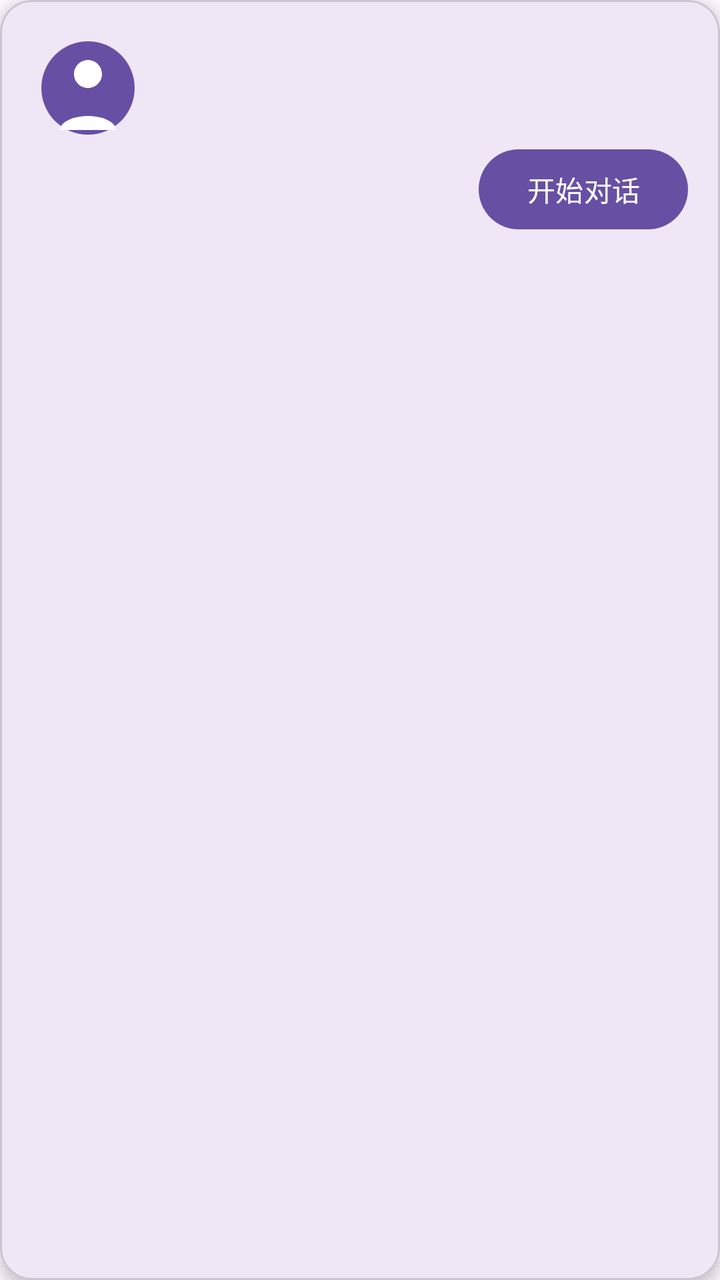
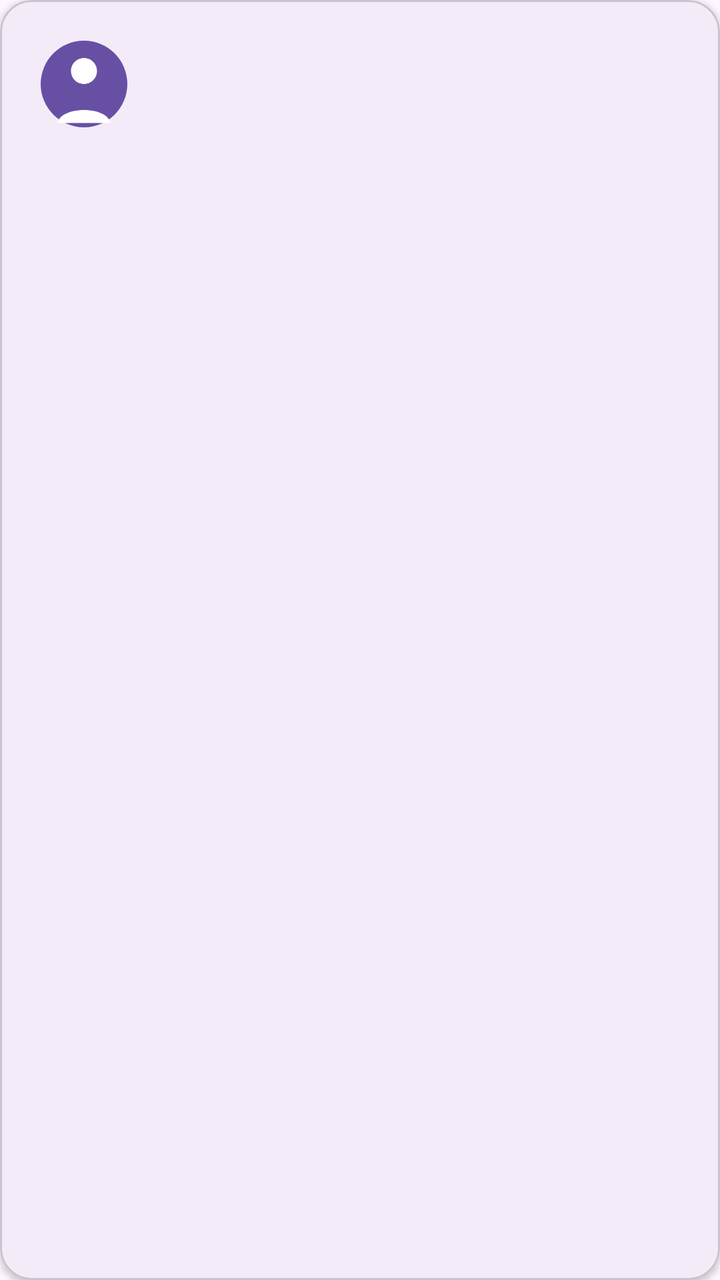

The first picture is an Android layout as it rendered before a commit; the second is the same layout after the commit. The layout source and the unified diff follow.
<!-- AndroidManifest.xml: application theme Theme.NexentApp -->
<!-- res/layout/item_agent.xml -->
<?xml version="1.0" encoding="utf-8"?>
<com.google.android.material.card.MaterialCardView
    xmlns:android="http://schemas.android.com/apk/res/android"
    xmlns:app="http://schemas.android.com/apk/res-auto"
    android:layout_width="match_parent"
    android:layout_height="wrap_content"
    android:layout_marginBottom="12dp"
    app:cardCornerRadius="16dp"
    app:cardElevation="4dp">

    <androidx.constraintlayout.widget.ConstraintLayout
        android:layout_width="match_parent"
        android:layout_height="wrap_content"
        android:padding="16dp">

        <ImageView
            android:id="@+id/iv_avatar"
            android:layout_width="56dp"
            android:layout_height="56dp"
            android:src="@drawable/ic_avatar_placeholder"
            app:layout_constraintStart_toStartOf="parent"
            app:layout_constraintTop_toTopOf="parent" />

        <TextView
            android:id="@+id/tv_agent_name"
            android:layout_width="0dp"
            android:layout_height="wrap_content"
            android:layout_marginStart="12dp"
            android:textColor="@color/text_primary"
            android:textSize="18sp"
            android:textStyle="bold"
            app:layout_constraintEnd_toEndOf="parent"
            app:layout_constraintStart_toEndOf="@id/iv_avatar"
            app:layout_constraintTop_toTopOf="@id/iv_avatar" />

        <TextView
            android:id="@+id/tv_agent_description"
            android:layout_width="0dp"
            android:layout_height="wrap_content"
            android:layout_marginStart="12dp"
            android:layout_marginTop="2dp"
            android:ellipsize="end"
            android:maxLines="1"
            android:textColor="@color/text_secondary"
            android:textSize="12sp"
            app:layout_constraintEnd_toEndOf="parent"
            app:layout_constraintStart_toEndOf="@id/iv_avatar"
            app:layout_constraintTop_toBottomOf="@id/tv_agent_name" />

        <com.google.android.material.button.MaterialButton
            android:id="@+id/btn_start_chat"
            android:layout_width="wrap_content"
            android:layout_height="wrap_content"
            android:layout_marginTop="12dp"
            android:text="@string/start_chat"
            android:textSize="14sp"
            app:layout_constraintEnd_toEndOf="parent"
            app:layout_constraintTop_toBottomOf="@id/tv_agent_description" />

    </androidx.constraintlayout.widget.ConstraintLayout>

</com.google.android.material.card.MaterialCardView>
<!-- resources referenced by this layout -->
<resources>
  <color name="text_primary">#1C1B1F</color>
  <color name="text_secondary">#938F99</color>
  <!-- drawable ic_avatar_placeholder (drawable) -->
  <?xml version="1.0" encoding="utf-8"?>
  <vector xmlns:android="http://schemas.android.com/apk/res/android"
      android:width="48dp"
      android:height="48dp"
      android:viewportWidth="48"
      android:viewportHeight="48">
      <path
          android:fillColor="#6750A4"
          android:pathData="M24,24m-20,0a20,20 0,1 1,40 0a20,20 0,1 1,-40 0" />
      <path
          android:fillColor="#FFFFFF"
          android:pathData="M24,12c-3.3,0-6,2.7-6,6s2.7,6 6,6 6-2.7 6-6-2.7-6-6-6zM24,36c-6.6,0-12,2.7-12,6h24c0-3.3-5.4-6-12-6z" />
  </vector>
  <string name="start_chat">开始对话</string>
  <style name="Theme.NexentApp" parent="Theme.Material3.DayNight.NoActionBar">
          <item name="colorPrimary">@color/primary</item>
          <item name="colorOnPrimary">@color/on_primary</item>
          <item name="colorSecondary">@color/secondary</item>
          <item name="android:statusBarColor">@android:color/transparent</item>
      </style>
  <color name="primary">#6750A4</color>
  <color name="on_primary">#FFFFFF</color>
  <color name="secondary">#625B71</color>
</resources>

<!-- the commit's change to res/layout/item_agent.xml (unified diff, before → after) -->
@@ -5,8 +5,11 @@
     android:layout_width="match_parent"
     android:layout_height="wrap_content"
     android:layout_marginBottom="12dp"
+    android:clickable="true"
+    android:focusable="true"
+    android:foreground="?attr/selectableItemBackground"
     app:cardCornerRadius="16dp"
-    app:cardElevation="4dp">
+    app:cardElevation="2dp">
 
     <androidx.constraintlayout.widget.ConstraintLayout
         android:layout_width="match_parent"
@@ -15,9 +18,10 @@
 
         <ImageView
             android:id="@+id/iv_avatar"
-            android:layout_width="56dp"
-            android:layout_height="56dp"
+            android:layout_width="52dp"
+            android:layout_height="52dp"
             android:src="@drawable/ic_avatar_placeholder"
+            app:layout_constraintBottom_toBottomOf="parent"
             app:layout_constraintStart_toStartOf="parent"
             app:layout_constraintTop_toTopOf="parent" />
 
@@ -25,9 +29,9 @@
             android:id="@+id/tv_agent_name"
             android:layout_width="0dp"
             android:layout_height="wrap_content"
-            android:layout_marginStart="12dp"
+            android:layout_marginStart="14dp"
             android:textColor="@color/text_primary"
-            android:textSize="18sp"
+            android:textSize="17sp"
             android:textStyle="bold"
             app:layout_constraintEnd_toEndOf="parent"
             app:layout_constraintStart_toEndOf="@id/iv_avatar"
@@ -37,26 +41,15 @@
             android:id="@+id/tv_agent_description"
             android:layout_width="0dp"
             android:layout_height="wrap_content"
-            android:layout_marginStart="12dp"
-            android:layout_marginTop="2dp"
+            android:layout_marginStart="14dp"
+            android:layout_marginTop="4dp"
             android:ellipsize="end"
-            android:maxLines="1"
+            android:maxLines="2"
             android:textColor="@color/text_secondary"
-            android:textSize="12sp"
+            android:textSize="13sp"
             app:layout_constraintEnd_toEndOf="parent"
             app:layout_constraintStart_toEndOf="@id/iv_avatar"
             app:layout_constraintTop_toBottomOf="@id/tv_agent_name" />
 
-        <com.google.android.material.button.MaterialButton
-            android:id="@+id/btn_start_chat"
-            android:layout_width="wrap_content"
-            android:layout_height="wrap_content"
-            android:layout_marginTop="12dp"
-            android:text="@string/start_chat"
-            android:textSize="14sp"
-            app:layout_constraintEnd_toEndOf="parent"
-            app:layout_constraintTop_toBottomOf="@id/tv_agent_description" />
-
     </androidx.constraintlayout.widget.ConstraintLayout>
-
 </com.google.android.material.card.MaterialCardView>
<!-- resource entries referenced after the edit -->
@@ -16,7 +16,6 @@
           android:fillColor="#FFFFFF"
           android:pathData="M24,12c-3.3,0-6,2.7-6,6s2.7,6 6,6 6-2.7 6-6-2.7-6-6-6zM24,36c-6.6,0-12,2.7-12,6h24c0-3.3-5.4-6-12-6z" />
   </vector>
-  <string name="start_chat">开始对话</string>
   <style name="Theme.NexentApp" parent="Theme.Material3.DayNight.NoActionBar">
           <item name="colorPrimary">@color/primary</item>
           <item name="colorOnPrimary">@color/on_primary</item>
